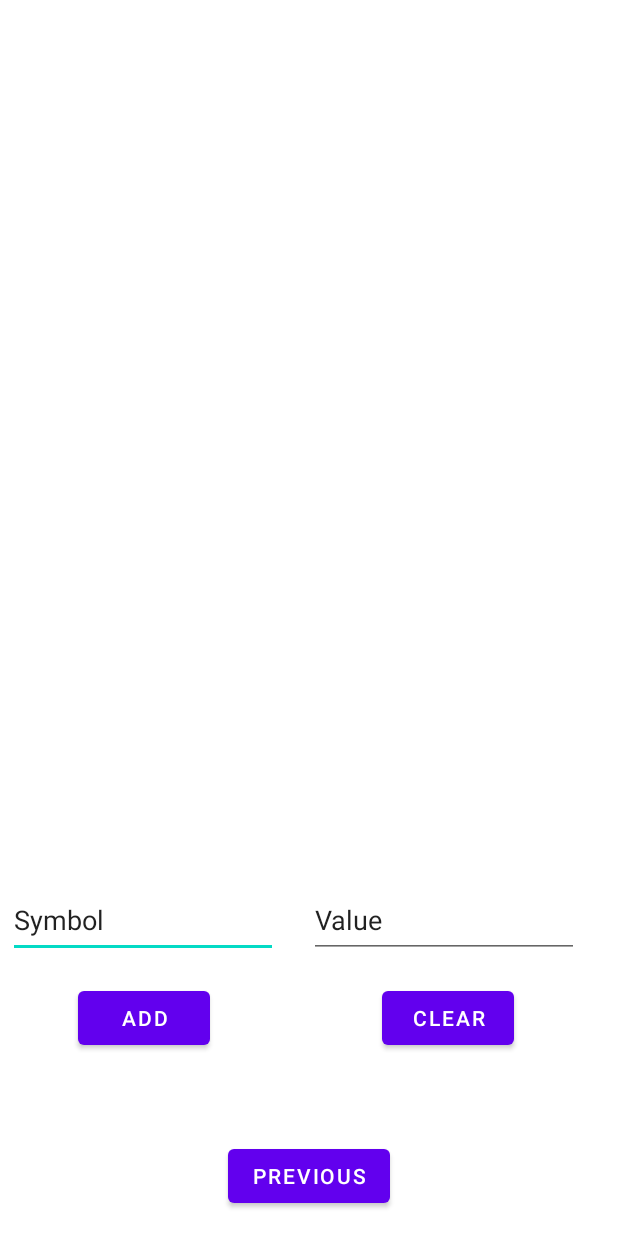
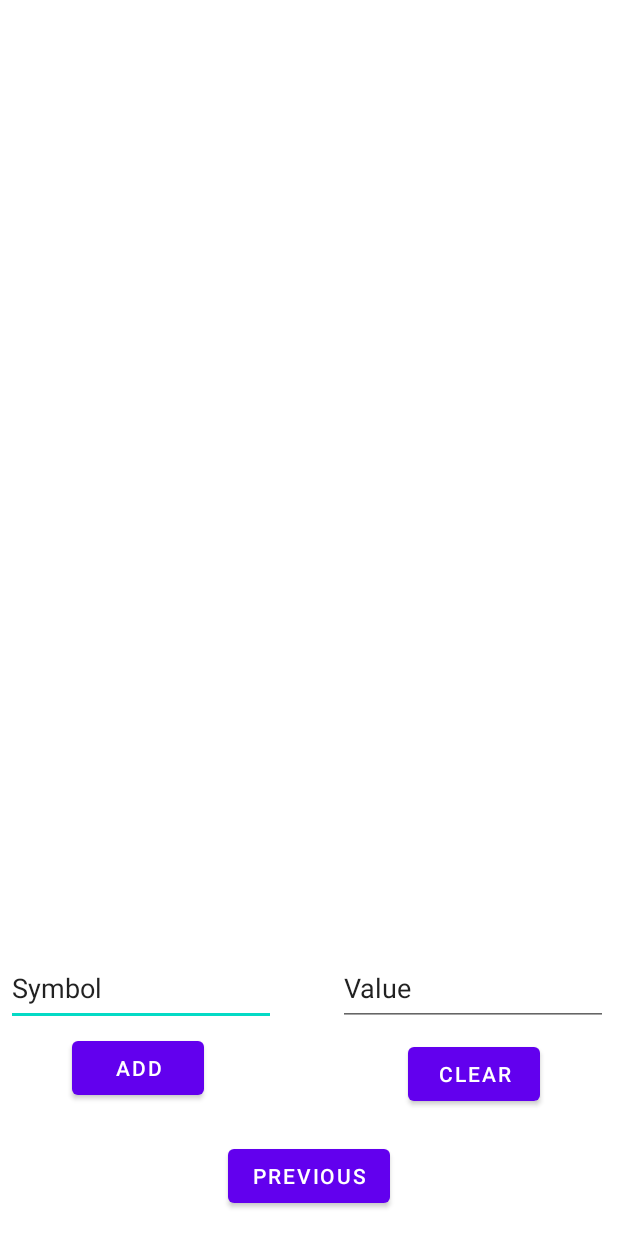
Before and after one commit to tobiasritscher/AndroidDnDHeroBattler, an Android app: the layout fragment_second.xml on its own in the app's theme, with its tools: preview values and no code run, on a phone screen of 412 x 824 dp. Run offline under Robolectric (Android 15) with nearby library versions, the phone set to English and light mode, and no system bars.

Commit message:
new stuff

```diff
--- a/Dateien/Praktikum 08/app/src/main/res/layout/fragment_second.xml
+++ b/Dateien/Praktikum 08/app/src/main/res/layout/fragment_second.xml
@@ -32,47 +32,48 @@
         android:id="@+id/addSymbolName"
         android:layout_width="180dp"
         android:layout_height="50dp"
-        android:layout_marginStart="5dp"
-        android:layout_marginTop="10dp"
+        android:layout_marginStart="4dp"
+        android:layout_marginBottom="4dp"
         android:ems="10"
         android:inputType="textPersonName"
         android:text="Symbol"
-        app:layout_constraintStart_toStartOf="parent"
-        app:layout_constraintTop_toBottomOf="@+id/listStockView" />
+        app:layout_constraintBottom_toTopOf="@+id/buttonAdd"
+        app:layout_constraintStart_toStartOf="parent" />
 
     <EditText
-        android:id="@+id/addSymbolNumber"
+        android:id="@+id/addSymbolValue"
         android:layout_width="180dp"
         android:layout_height="50dp"
-        android:layout_marginTop="10dp"
         android:layout_marginEnd="5dp"
+        android:layout_marginBottom="8dp"
         android:ems="10"
         android:inputType="textPersonName"
         android:text="Value"
+        app:layout_constraintBottom_toTopOf="@+id/buttonClear"
         app:layout_constraintEnd_toEndOf="parent"
-        app:layout_constraintStart_toEndOf="@+id/addSymbolName"
-        app:layout_constraintTop_toBottomOf="@+id/listStockView" />
+        app:layout_constraintHorizontal_bias="0.976"
+        app:layout_constraintStart_toEndOf="@+id/addSymbolName" />
 
     <Button
         android:id="@+id/buttonAdd"
         android:layout_width="wrap_content"
         android:layout_height="wrap_content"
-        android:layout_marginStart="52dp"
-        android:layout_marginTop="16dp"
+        android:layout_marginStart="48dp"
+        android:layout_marginBottom="88dp"
         android:text="ADD"
-        app:layout_constraintStart_toStartOf="parent"
-        app:layout_constraintTop_toBottomOf="@+id/addSymbolName" />
+        app:layout_constraintBottom_toBottomOf="parent"
+        app:layout_constraintStart_toStartOf="parent" />
 
     <Button
         android:id="@+id/buttonClear"
         android:layout_width="wrap_content"
         android:layout_height="wrap_content"
-        android:layout_marginTop="16dp"
         android:layout_marginEnd="52dp"
+        android:layout_marginBottom="84dp"
         android:text="CLEAR"
+        app:layout_constraintBottom_toBottomOf="parent"
         app:layout_constraintEnd_toEndOf="parent"
-        app:layout_constraintHorizontal_bias="0.87"
-        app:layout_constraintStart_toEndOf="@+id/buttonAdd"
-        app:layout_constraintTop_toBottomOf="@+id/addSymbolNumber" />
+        app:layout_constraintHorizontal_bias="1.0"
+        app:layout_constraintStart_toEndOf="@+id/buttonAdd" />
 
 </androidx.constraintlayout.widget.ConstraintLayout>
```
Also changed, not shown: Dateien/Praktikum 08/app/src/main/java/com/example/assignment08/SecondFragment.kt (+30 -20 lines), Dateien/Praktikum 08/app/src/main/java/com/example/assignment08/SecondFragmentModel.kt (+20 -29 lines).
